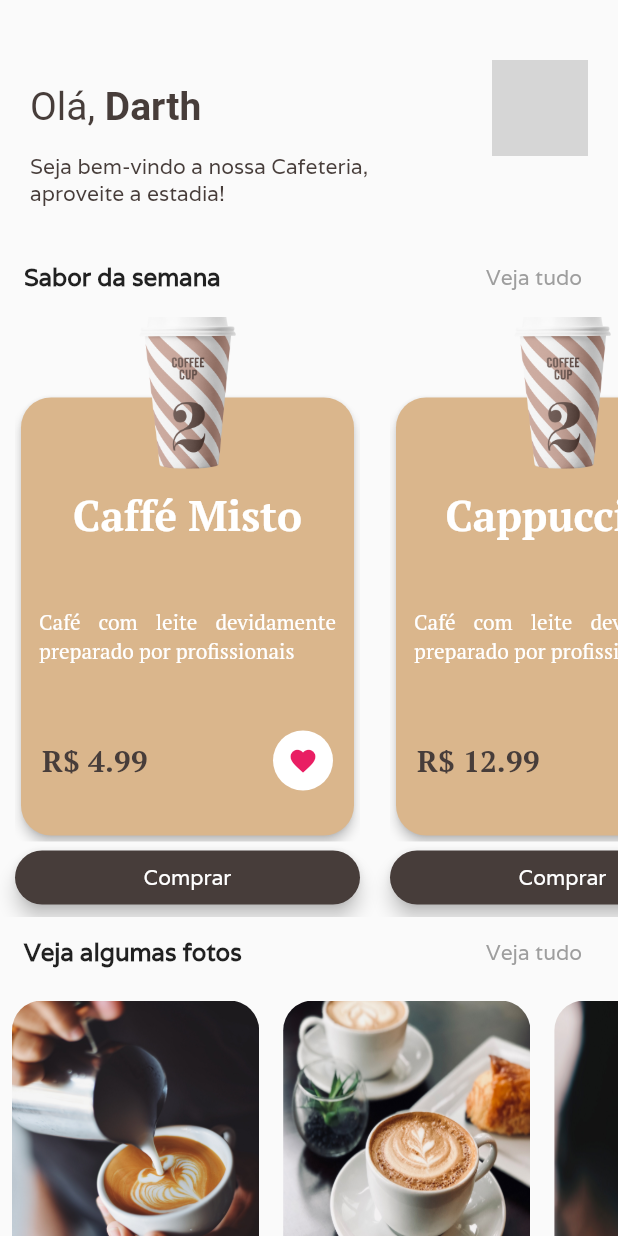
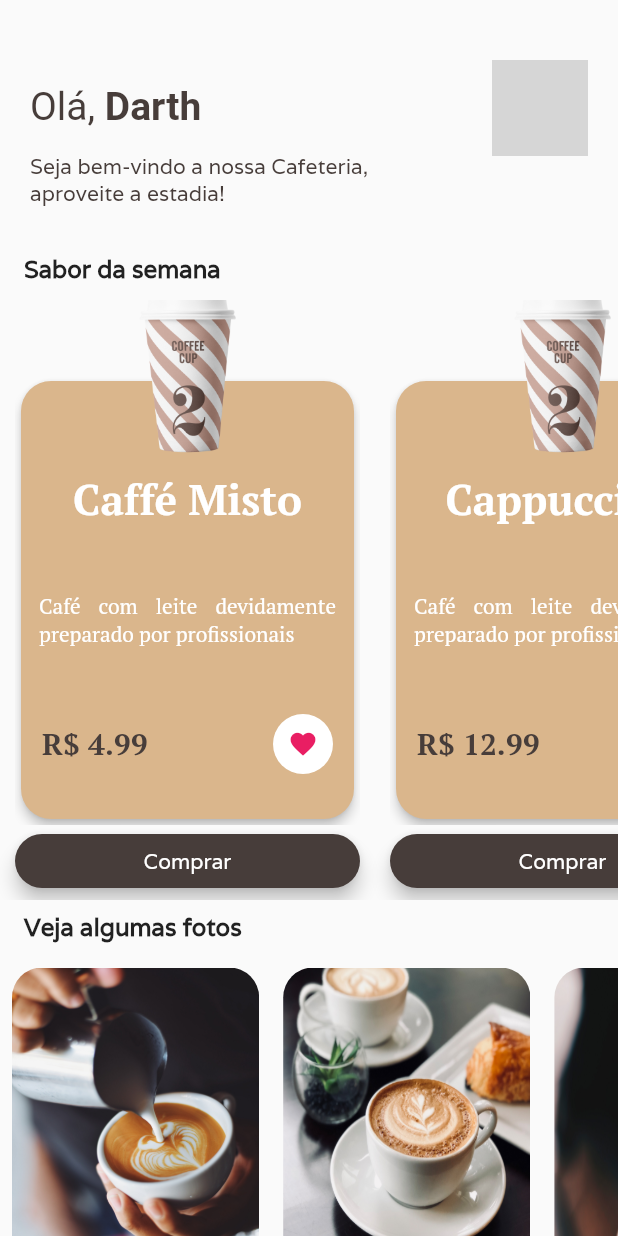
Before and after one commit to leochaddad/food-delivery-app, a Flutter app: the screen it shows after launch, on a phone screen of 412 x 824 dp. Run offline on Flutter 3.47's test engine with Material 2 defaults, Android fonts, the light colour scheme and no system bars; our stand-ins replace dio, flutter_mobx, mobx; generated files the repository leaves out were written again; network calls fail; grey boxes are pictures that could not be loaded.

Commit message:
Detalhamento do front atualizado

```diff
--- a/front_flutter/lib/home/home_page.dart
+++ b/front_flutter/lib/home/home_page.dart
@@ -24,6 +24,8 @@ class _HomePageState extends State<HomePage> {
             padding: const EdgeInsets.symmetric(
               horizontal: 16,
             ),
+            child: Padding(
+              padding: const EdgeInsets.symmetric(vertical: 8),
               child: Row(
                 mainAxisAlignment: MainAxisAlignment.spaceBetween,
                 children: [
@@ -31,14 +33,8 @@ class _HomePageState extends State<HomePage> {
                     "Sabor da semana",
                     style: TextStyle(fontWeight: FontWeight.bold, fontSize: 16),
                   ),
-                TextButton(
-                  onPressed: () {},
-                  child: Text(
-                    "Veja tudo",
-                    style: TextStyle(color: Colors.grey.shade500),
+                ],
               ),
-                )
-              ],
             ),
           ),
           SizedBox(height: 2),
@@ -67,17 +63,13 @@ class _HomePageState extends State<HomePage> {
             child: Row(
               mainAxisAlignment: MainAxisAlignment.spaceBetween,
               children: [
-                Text(
+                Padding(
+                  padding: const EdgeInsets.symmetric(vertical: 8),
+                  child: Text(
                     "Veja algumas fotos",
                     style: TextStyle(fontWeight: FontWeight.bold, fontSize: 16),
                   ),
-                TextButton(
-                  onPressed: () {},
-                  child: Text(
-                    "Veja tudo",
-                    style: TextStyle(color: Colors.grey.shade500),
                 ),
-                )
               ],
             ),
           ),
--- a/front_flutter/lib/home/home_repository.dart
+++ b/front_flutter/lib/home/home_repository.dart
@@ -16,29 +16,13 @@ class HomeRepository {
           Ingredients(
               color: Colors.pink.shade400,
               ingrediente: "Water",
-              icon: Icons.face),
+              icon: Icons.water),
           Ingredients(
-              color: Colors.blue, ingrediente: "Sugar", icon: Icons.favorite),
+              color: Colors.blue, ingrediente: "Sugar", icon: Icons.food_bank),
           Ingredients(
               color: Colors.brown.shade400,
               ingrediente: "Coffee",
-              icon: Icons.time_to_leave),
-          Ingredients(
-              color: Colors.pink.shade400,
-              ingrediente: "Water",
-              icon: Icons.face),
-          Ingredients(
-              color: Colors.pink.shade400,
-              ingrediente: "Water",
-              icon: Icons.face),
-          Ingredients(
-              color: Colors.pink.shade400,
-              ingrediente: "Water",
-              icon: Icons.face),
-          Ingredients(
-              color: Colors.pink.shade400,
-              ingrediente: "Water",
-              icon: Icons.face),
+              icon: Icons.coffee),
         ],
         informacoesNutricionais: InformacoesNutricionaisModel(
             calorias: 250, cafeina: 150, proteinas: 10)),
@@ -53,13 +37,15 @@ class HomeRepository {
           Ingredients(
               color: Colors.pink.shade400,
               ingrediente: "Water",
-              icon: Icons.face),
+              icon: Icons.water),
           Ingredients(
-              color: Colors.blue, ingrediente: "Sugar", icon: Icons.favorite),
+              color: Colors.blue, ingrediente: "Sugar", icon: Icons.food_bank),
           Ingredients(
               color: Colors.brown.shade400,
-              ingrediente: "Coffee",
+              ingrediente: "Cappuccino",
               icon: Icons.time_to_leave),
+          Ingredients(
+              color: Colors.black54, ingrediente: "Coffee", icon: Icons.coffee),
         ],
         informacoesNutricionais: InformacoesNutricionaisModel(
             calorias: 12, cafeina: 12, proteinas: 12)),
@@ -74,13 +60,17 @@ class HomeRepository {
           Ingredients(
               color: Colors.pink.shade400,
               ingrediente: "Water",
-              icon: Icons.face),
+              icon: Icons.water),
           Ingredients(
-              color: Colors.blue, ingrediente: "Sugar", icon: Icons.favorite),
+              color: Colors.blue, ingrediente: "Sugar", icon: Icons.food_bank),
+          Ingredients(
+              color: Colors.grey.shade400,
+              ingrediente: "Milk",
+              icon: Icons.coffee_outlined),
           Ingredients(
               color: Colors.brown.shade400,
               ingrediente: "Coffee",
-              icon: Icons.time_to_leave),
+              icon: Icons.coffee),
         ],
         informacoesNutricionais: InformacoesNutricionaisModel(
             calorias: 12000, cafeina: 139, proteinas: 1000)),
```
Lines whose indentation alone changed are shown as unchanged.
